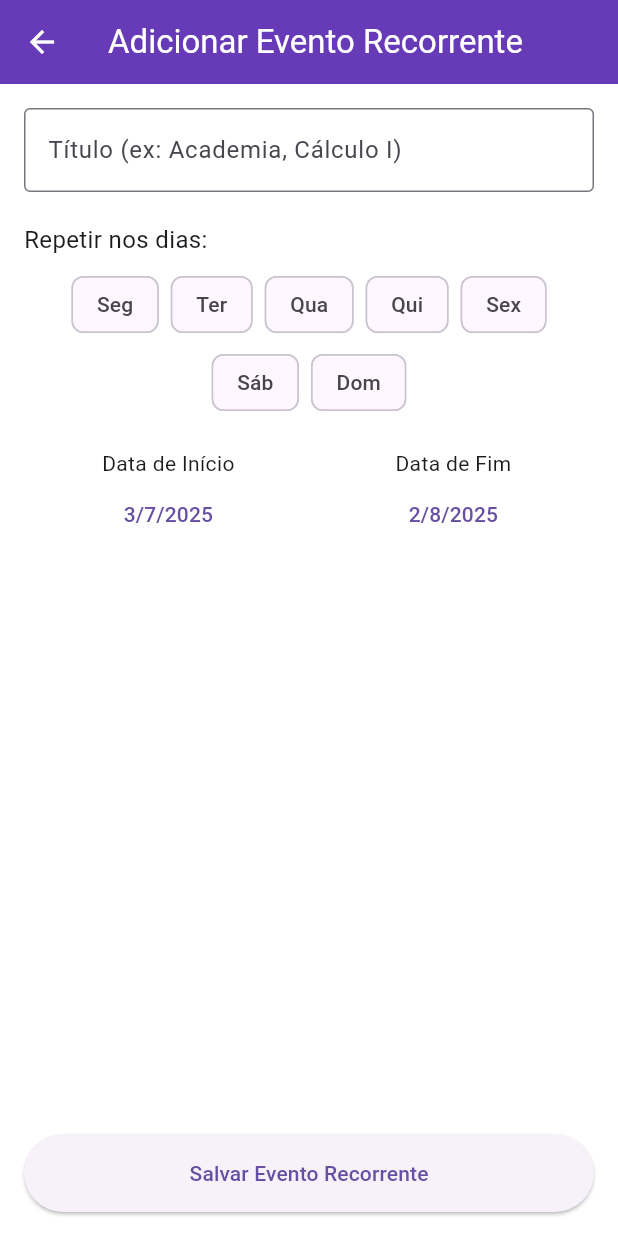
After one commit to joaomferraz/AppLogin, a Flutter app: the AddRecurringEventScreen screen opened directly, on a phone screen of 412 x 824 dp. The commit adds this screen. Run offline on Flutter 3.47's test engine with Material 3 defaults, Android fonts, the phone set to English and light mode, and no system bars; our stand-ins replace shared_preferences, sqflite, table_calendar; accounts and stored records are empty.

Commit message:
Criaçao de eventos recorrentes

```diff
--- a/lib/main.dart
+++ b/lib/main.dart
@@ -12,6 +12,8 @@ void main() {
 
 class MyApp extends StatelessWidget {
   final ThemeController themeController = ThemeController();
+
+  MyApp({super.key});
 
   @override
   Widget build(BuildContext context) {
--- /dev/null
+++ b/lib/models/recurring_event_model.dart
@@ -0,0 +1,40 @@
+class RecurringEventModel {
+  final int? id;
+  final String title;
+  final DateTime startDate;
+  final DateTime endDate;
+  final List<int> daysOfWeek; // 1 para Segunda, 7 para Domingo
+
+  RecurringEventModel({
+    this.id,
+    required this.title,
+    required this.startDate,
+    required this.endDate,
+    required this.daysOfWeek,
+  });
+
+  Map<String, dynamic> toMap() {
+    return {
+      'id': id,
+      'title': title,
+      'startDate': startDate.toIso8601String(),
+      'endDate': endDate.toIso8601String(),
+      // Salvaremos a lista de inteiros como uma string separada por vírgulas
+      'daysOfWeek': daysOfWeek.join(','),
+    };
+  }
+
+  static RecurringEventModel fromMap(Map<String, dynamic> map) {
+    return RecurringEventModel(
+      id: map['id'],
+      title: map['title'],
+      startDate: DateTime.parse(map['startDate']),
+      endDate: DateTime.parse(map['endDate']),
+      // Convertemos a string de volta para uma lista de inteiros
+      daysOfWeek: (map['daysOfWeek'] as String)
+          .split(',')
+          .map((day) => int.parse(day))
+          .toList(),
+    );
+  }
+}
--- a/lib/onboarding/onboarding_screen.dart
+++ b/lib/onboarding/onboarding_screen.dart
@@ -1,10 +1,8 @@
 // lib/onboarding/onboarding_screen.dart
 import 'package:flutter/material.dart';
 import '../screens/login_screen.dart';
-import '../screens/home_screen.dart';
 import '../theme/theme_controller.dart';
 import '../generated/l10n/app_localizations.dart';
-import '../models/user_model.dart';
 
 class OnboardingScreen extends StatefulWidget {
   const OnboardingScreen({super.key});
--- /dev/null
+++ b/lib/screens/add_recurring_event_screen.dart
@@ -0,0 +1,163 @@
+import 'package:flutter/material.dart';
+import '../models/recurring_event_model.dart';
+import '../database/recurring_event_dao.dart';
+
+class AddRecurringEventScreen extends StatefulWidget {
+  const AddRecurringEventScreen({super.key});
+
+  @override
+  _AddRecurringEventScreenState createState() =>
+      _AddRecurringEventScreenState();
+}
+
+class _AddRecurringEventScreenState extends State<AddRecurringEventScreen> {
+  final _titleController = TextEditingController();
+  DateTime _startDate = DateTime.now();
+  DateTime _endDate = DateTime.now().add(const Duration(days: 30));
+
+  final Map<int, bool> _selectedDays = {
+    DateTime.monday: false,
+    DateTime.tuesday: false,
+    DateTime.wednesday: false,
+    DateTime.thursday: false,
+    DateTime.friday: false,
+    DateTime.saturday: false,
+    DateTime.sunday: false,
+  };
+
+  // Mudei para um mapa de String para ficar mais legível
+  final Map<int, String> _dayLabels = {
+    DateTime.monday: 'Seg',
+    DateTime.tuesday: 'Ter',
+    DateTime.wednesday: 'Qua',
+    DateTime.thursday: 'Qui',
+    DateTime.friday: 'Sex',
+    DateTime.saturday: 'Sáb',
+    DateTime.sunday: 'Dom',
+  };
+
+  Future<void> _selectDate(BuildContext context, bool isStartDate) async {
+    final DateTime? picked = await showDatePicker(
+      context: context,
+      initialDate: isStartDate ? _startDate : _endDate,
+      firstDate: DateTime(2020),
+      lastDate: DateTime(2030),
+    );
+    if (picked != null && picked != (isStartDate ? _startDate : _endDate)) {
+      setState(() {
+        if (isStartDate) {
+          _startDate = picked;
+        } else {
+          _endDate = picked;
+        }
+      });
+    }
+  }
+
+  void _saveEvent() {
+    final title = _titleController.text;
+    final selectedDaysList = _selectedDays.entries
+        .where((entry) => entry.value)
+        .map((entry) => entry.key)
+        .toList();
+
+    if (title.isEmpty || selectedDaysList.isEmpty) {
+      // ✅ FEEDBACK ADICIONADO
+      ScaffoldMessenger.of(context).showSnackBar(
+        const SnackBar(
+          content: Text('Por favor, preencha o título e selecione pelo menos um dia.'),
+          backgroundColor: Colors.red,
+        ),
+      );
+      return;
+    }
+
+    final newRecurringEvent = RecurringEventModel(
+      title: title,
+      startDate: _startDate,
+      endDate: _endDate,
+      daysOfWeek: selectedDaysList,
+    );
+
+    RecurringEventDao.insertRecurringEvent(newRecurringEvent).then((_) {
+      // Agora o pop vai funcionar, pois o insert não dará mais erro.
+      if (mounted) {
+        Navigator.pop(context, true);
+      }
+    });
+  }
+
+  @override
+  Widget build(BuildContext context) {
+    return Scaffold(
+      appBar: AppBar(title: const Text('Adicionar Evento Recorrente')),
+      body: Padding(
+        padding: const EdgeInsets.all(16.0),
+        child: Column(
+          crossAxisAlignment: CrossAxisAlignment.stretch,
+          children: [
+            TextField(
+              controller: _titleController,
+              decoration: const InputDecoration(
+                labelText: 'Título (ex: Academia, Cálculo I)',
+                border: OutlineInputBorder(),
+              ),
+            ),
+            const SizedBox(height: 20),
+            const Text('Repetir nos dias:', style: TextStyle(fontSize: 16)),
+            const SizedBox(height: 8),
+            // ✅ CORRIGIDO: `Row` trocada por `Wrap` para evitar overflow
+            Wrap(
+              spacing: 8.0, // Espaçamento horizontal
+              runSpacing: 4.0, // Espaçamento vertical
+              alignment: WrapAlignment.center,
+              children: _dayLabels.entries.map((entry) {
+                return ChoiceChip(
+                  label: Text(entry.value),
+                  selected: _selectedDays[entry.key]!,
+                  onSelected: (selected) {
+                    setState(() {
+                      _selectedDays[entry.key] = selected;
+                    });
+                  },
+                );
+              }).toList(),
+            ),
+            const SizedBox(height: 20),
+            Row(
+              mainAxisAlignment: MainAxisAlignment.spaceAround,
+              children: [
+                Column(
+                  children: [
+                    const Text('Data de Início'),
+                    TextButton(
+                      onPressed: () => _selectDate(context, true),
+                      child: Text('${_startDate.day}/${_startDate.month}/${_startDate.year}'),
+                    ),
+                  ],
+                ),
+                Column(
+                  children: [
+                    const Text('Data de Fim'),
+                    TextButton(
+                      onPressed: () => _selectDate(context, false),
+                      child: Text('${_endDate.day}/${_endDate.month}/${_endDate.year}'),
+                    ),
+                  ],
+                ),
+              ],
+            ),
+            const Spacer(),
+            ElevatedButton(
+              onPressed: _saveEvent,
+              style: ElevatedButton.styleFrom(
+                padding: const EdgeInsets.symmetric(vertical: 16),
+              ),
+              child: const Text('Salvar Evento Recorrente'),
+            ),
+          ],
+        ),
+      ),
+    );
+  }
+}
--- a/lib/screens/home_screen.dart
+++ b/lib/screens/home_screen.dart
@@ -7,7 +7,7 @@ import 'login_screen.dart';
 import 'welcome_feature_screen.dart';
 
 class HomeScreen extends StatelessWidget {
-  HomeScreen({super.key, required this.user});
+  const HomeScreen({super.key, required this.user});
 
   final UserModel user;
 
--- a/lib/screens/login_screen.dart
+++ b/lib/screens/login_screen.dart
@@ -4,7 +4,6 @@ import 'package:shared_preferences/shared_preferences.dart';
 import '../widgets/login_text_form_field.dart';
 import '../widgets/custom_card_widget.dart';
 import '../theme/theme_controller.dart';
-import '../models/user_model.dart';
 import '../database/user_dao.dart';
 import 'register_screen.dart';
 import 'forgot_password_screen.dart';
```
Also changed, not shown: lib/database/database_service.dart (added, +77 -0 lines), lib/database/event_dao.dart (+23 -46 lines), lib/database/recurring_event_dao.dart (added, +27 -0 lines), lib/database/user_dao.dart (+9 -25 lines), lib/screens/welcome_feature_screen.dart (+47 -4 lines).
